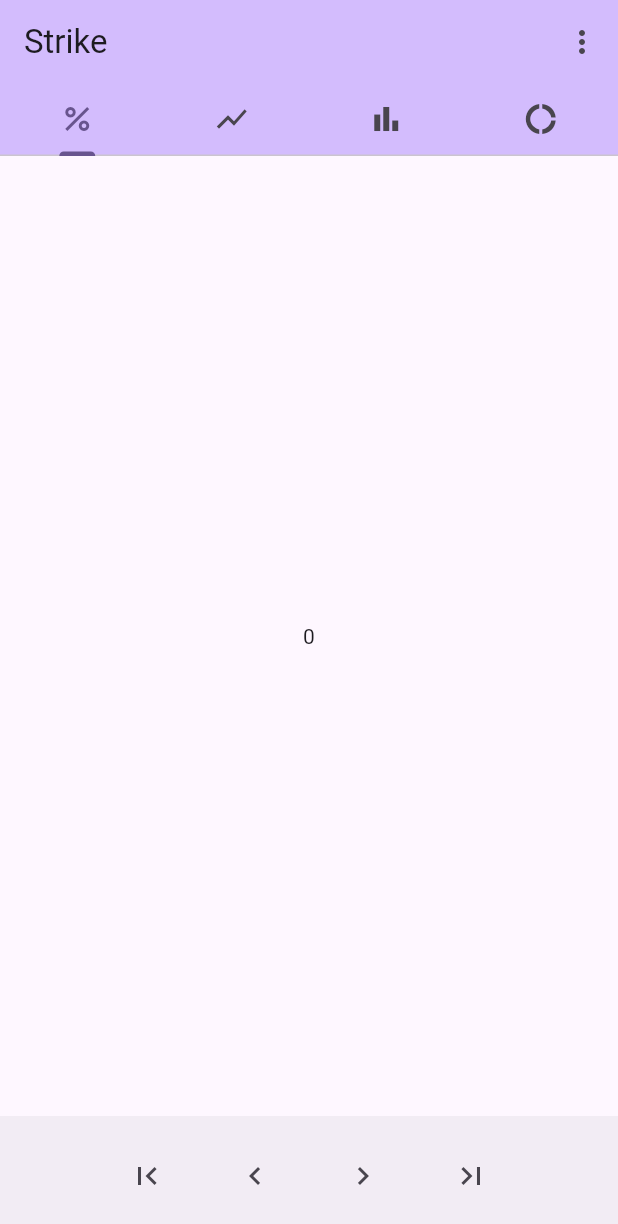
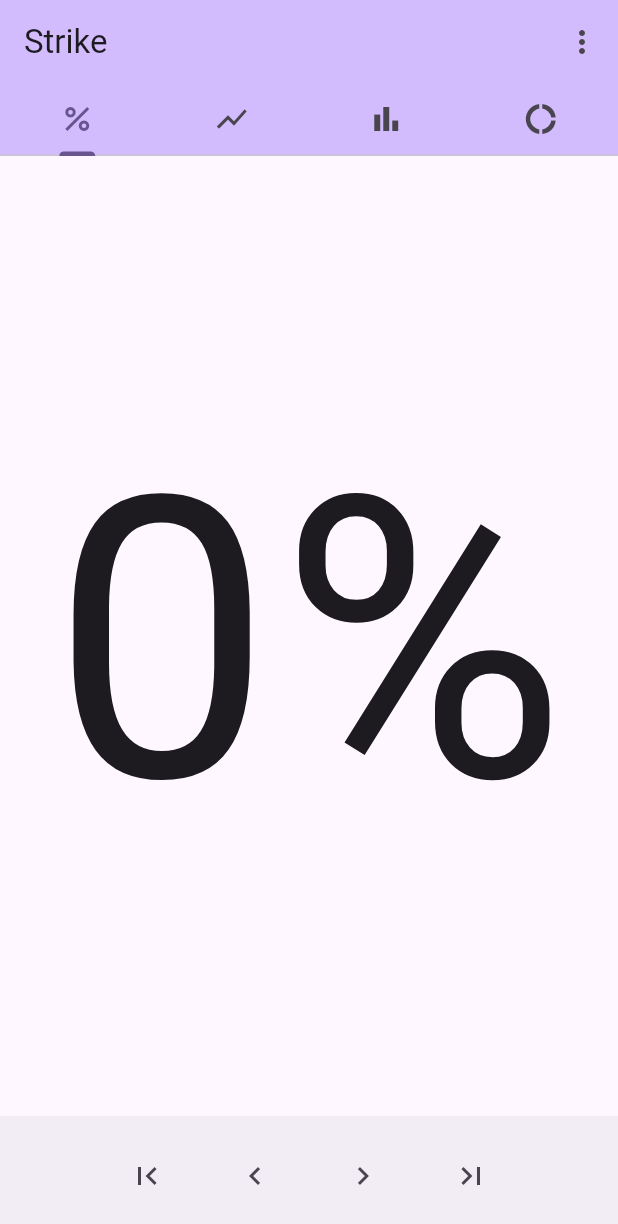
Before and after one commit to ahsparrow/strike, a Flutter app: the screen it shows after launch, on a phone screen of 412 x 824 dp. Shown: the top 1224 px of the screen. Run offline on Flutter 3.47's test engine with Material 3 defaults, Android fonts, the phone set to English and light mode, and no system bars; our stand-ins replace fl_chart, shared_preferences.

Commit message:
Add score calculation and chart

```diff
--- a/lib/widgets/score.dart
+++ b/lib/widgets/score.dart
@@ -8,11 +8,17 @@
 
   @override
   Widget build(context) {
-    return Center(
-      child: Consumer<StrikeModel>(
-        builder: (context, strikeData, child) => Text(
-          '${strikeData.touchNum}',
-        ),
+    return Consumer<StrikeModel>(
+      builder: (context, strikeData, child) => chart(strikeData.score ?? 0),
+    );
+  }
+
+  Widget chart(double score) {
+    return Padding(
+      padding: const EdgeInsets.all(32),
+      child: FittedBox(
+        fit: BoxFit.contain,
+        child: Text('${score.round()}%'),
       ),
     );
   }
```
Also changed, not shown: lib/models/model.dart (+22 -9 lines), lib/utils/stats.dart (+13 -0 lines).
